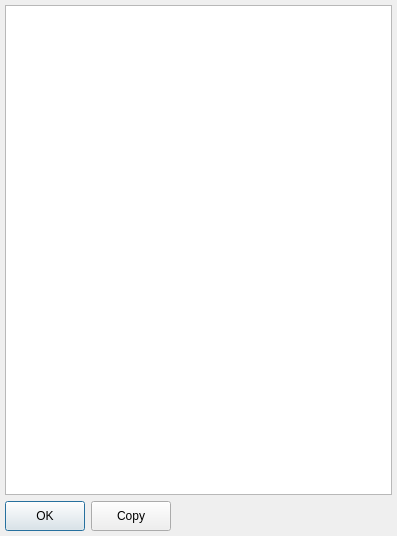
First picture: the form in src/Layout/dialogTraceDetail.ui, repository WeizhongLiang/AndroidBoyPublic, before the edit.
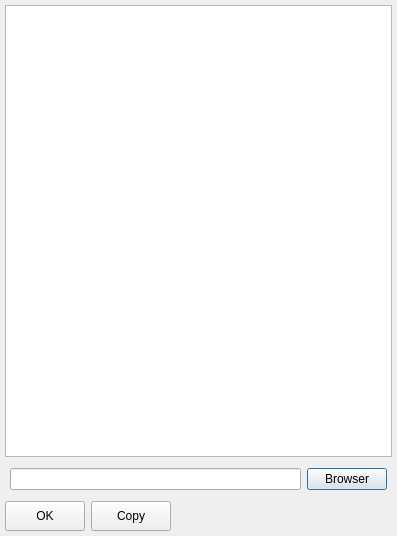
Second picture: the form after the edit. Icons and pictures are not drawn.

Patch:
```diff
--- a/src/Layout/dialogTraceDetail.ui
+++ b/src/Layout/dialogTraceDetail.ui
@@ -45,6 +45,32 @@
        </property>
       </widget>
      </item>
+     <item>
+      <layout class="QHBoxLayout" name="horizontalLayout_2">
+       <property name="leftMargin">
+        <number>5</number>
+       </property>
+       <property name="topMargin">
+        <number>5</number>
+       </property>
+       <property name="rightMargin">
+        <number>5</number>
+       </property>
+       <property name="bottomMargin">
+        <number>5</number>
+       </property>
+       <item>
+        <widget class="QLineEdit" name="tbMappingPath"/>
+       </item>
+       <item>
+        <widget class="QPushButton" name="btMappingPath">
+         <property name="text">
+          <string>Browser</string>
+         </property>
+        </widget>
+       </item>
+      </layout>
+     </item>
      <item>
       <layout class="QHBoxLayout" name="horizontalLayout">
        <item>
```
